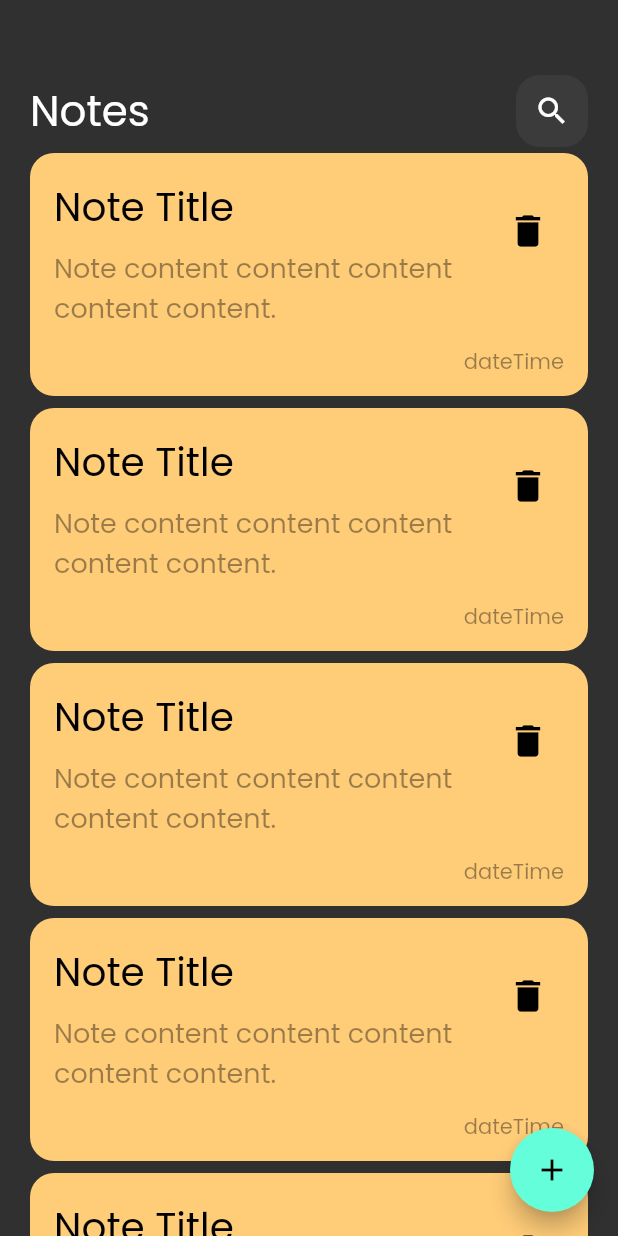
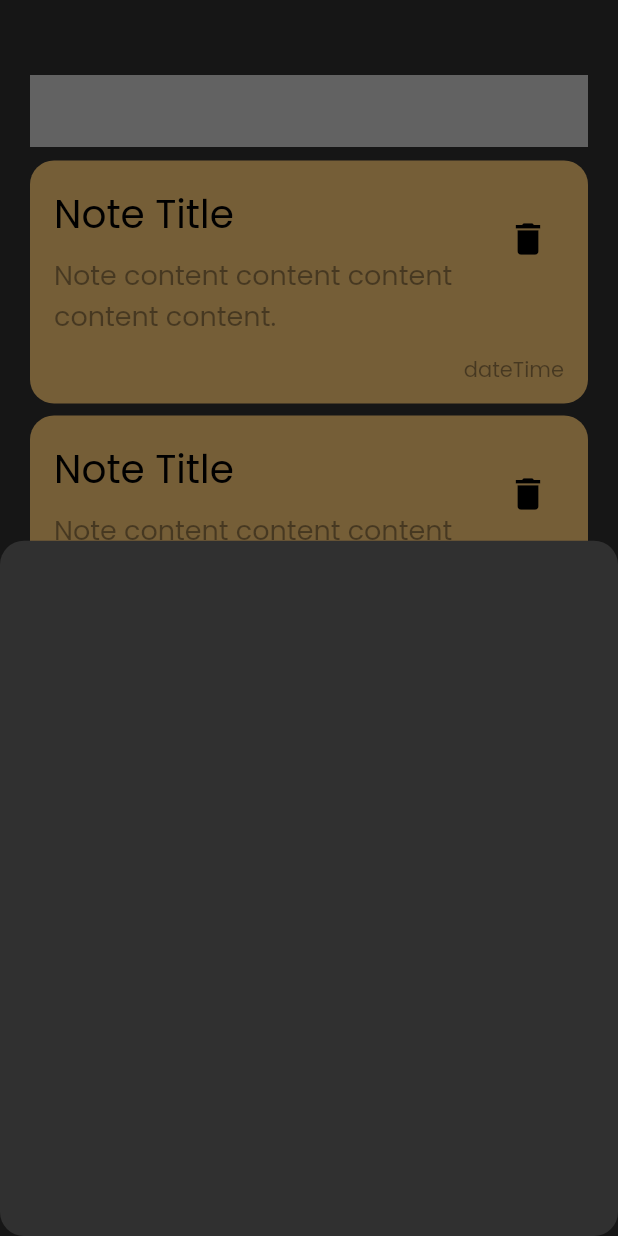
Before and after one commit to ahmedhamdi11/notes-app, a Flutter app: the screen it shows after launch, after a tap on the "add" icon, on a phone screen of 412 x 824 dp. Run offline on Flutter 3.47's test engine with Material 2 defaults, Android fonts, the phone set to English and light mode, and no system bars; statements that could not run were skipped.

Commit message:
add note bottom sheet

```diff
--- /dev/null
+++ b/lib/components/add_note_bottom_sheet.dart
@@ -0,0 +1,12 @@
+import 'package:flutter/material.dart';
+import 'package:flutter/src/widgets/framework.dart';
+import 'package:flutter/src/widgets/placeholder.dart';
+
+class AddNoteBottomSheet extends StatelessWidget {
+  const AddNoteBottomSheet({super.key});
+
+  @override
+  Widget build(BuildContext context) {
+    return Container();
+  }
+}
--- a/lib/views/notes_view.dart
+++ b/lib/views/notes_view.dart
@@ -1,4 +1,5 @@
 import 'package:flutter/material.dart';
+import 'package:my_notes/components/add_note_bottom_sheet.dart';
 import 'package:my_notes/components/cutom_appbar.dart';
 import 'package:my_notes/components/notes_list_view.dart';
 
@@ -9,7 +10,13 @@ class NotesView extends StatelessWidget {
   Widget build(BuildContext context) {
     return Scaffold(
       floatingActionButton: FloatingActionButton(
-        onPressed: () {},
+        onPressed: () {
+          showModalBottomSheet(
+              shape: RoundedRectangleBorder(
+                  borderRadius: BorderRadius.circular(16.0)),
+              context: context,
+              builder: (context) => const AddNoteBottomSheet());
+        },
         child: const Icon(Icons.add),
       ),
       body: Padding(
@@ -19,6 +26,9 @@ class NotesView extends StatelessWidget {
             height: 50,
           ),
           CustomAppBar(),
+          SizedBox(
+            height: 5.0,
+          ),
           Expanded(child: NotesListView())
         ]),
       ),
```
Also changed, not shown: lib/components/custom_appbar.dart (renamed from lib/components/cutom_appbar.dart).
